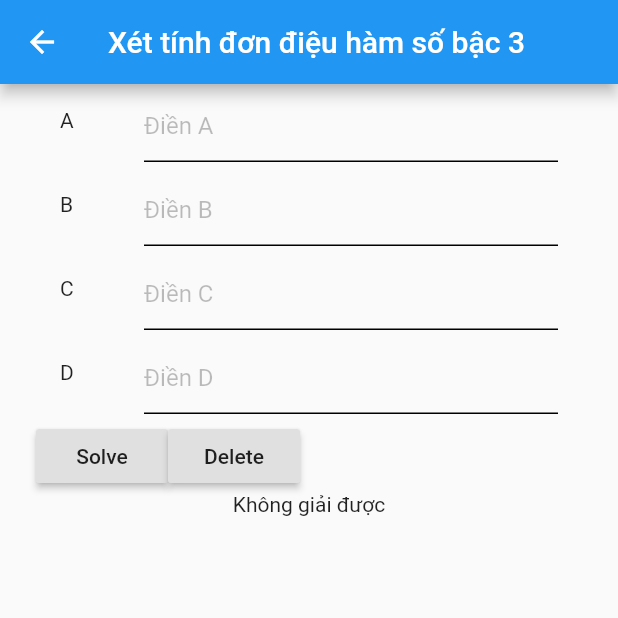
After one commit to epitchi/Make-Math-Easy, a Flutter app: the XTDDCHS3Page screen opened directly, after a tap on "Solve", on a phone screen of 412 x 824 dp, the top half of it. The commit adds this screen. Run offline on Flutter 3.47's test engine with Material 2 defaults, Android fonts, the phone set to English and light mode, and no system bars; missing offline and left inert: dart:html.

Commit message:
linh nqu vcl

```diff
--- a/lib/screen/GiaiPTBac2.dart
+++ b/lib/screen/GiaiPTBac2.dart
@@ -58,7 +58,7 @@ class _GiaiPTBac2State extends State<GiaiPTBac2> {
   Widget build(BuildContext context) {
     return Scaffold(
         appBar: AppBar(
-          title: Text("Mode 1"),
+          title: Text("Giải phương trình bậc 2"),
         ),
         body: SingleChildScrollView(
           child: Container(
--- /dev/null
+++ b/lib/screen/XetTinhDonDieuCuaHamSoBac3Page.dart
@@ -0,0 +1,222 @@
+import 'dart:math';
+
+import 'package:flutter/material.dart';
+import 'package:solveMathApp/widgets/widget.dart';
+
+class XTDDCHS3Page extends StatefulWidget {
+  @override
+  _XTDDCHS3PageState createState() => _XTDDCHS3PageState();
+}
+
+List listAnswer = new List<String>();
+
+class _XTDDCHS3PageState extends State<XTDDCHS3Page> {
+  TextEditingController aTextEditingController = new TextEditingController();
+  TextEditingController bTextEditingController = new TextEditingController();
+  TextEditingController cTextEditingController = new TextEditingController();
+  TextEditingController dTextEditingController = new TextEditingController();
+
+  final formKey = GlobalKey<FormState>();
+  int typeFunction = -1;
+  String result1 = "";
+  String result2 = "";
+  String result3 = "";
+
+  double answerDelta_phay;
+  GiaiTDDHS() {
+    double a = double.parse(aTextEditingController.text);
+    double b = double.parse(bTextEditingController.text);
+    double c = double.parse(cTextEditingController.text);
+    double d = double.parse(dTextEditingController.text);
+
+    // a
+    // double y' = 3*a*x^2 + 2bx +c
+    double delta_phay = pow(b, 2) - 3 * a * c;
+    // listAnswer = new List<String>();
+    answerDelta_phay = delta_phay;
+    typeFunction = 0;
+    result1 = "";
+    result2 = "";
+    result3 = "";
+    if (delta_phay < 0) {
+      //y' cung dau' voi' a
+      result1 = "Y cùng dấu với a";
+      if (a > 0) {
+        //y' > 0
+        result2 = "Y' > 0";
+        // y DB tren |R
+        result3 = "Y Đồng Biến trên |R";
+      } else if (a < 0) {
+        // y' < 0
+        result2 = "Y' < 0";
+        // y NB tren |R
+        result3 = "Y Nghịch Biến trên |R";
+      }
+    } else if (delta_phay == 0) {
+      result1 = "Phương trình có nghiệm kép \n x = ${-b / 3 * a}";
+      // pt nghiem kep'
+      // x = -b/3a
+      if (a > 0) {
+        result2 = "Y Đồng Biến trên (-oo; ${-b / 3 * a})U(${-b}/${3 * a};+oo)";
+        // y db tren (-oo; -b/3a)U(-b/3a;+oo)
+      } else if (a < 0) {
+        //y nb tren -------------------------
+        result2 = "Y Nghịch Biến trên (-oo; -b/3a)U(-b/3a;+oo)";
+      }
+    } else if (delta_phay > 0) {
+      result1 =
+          "Phương trình có 2 nghiệm phân biệt \n x1 = ${(-b - sqrt(delta_phay)) / 3 * a} \n x2 = ${(-b + sqrt(delta_phay)) / 3 * a}";
+
+      //  2 nghiem pb
+      //  x1 = (-b-sqrt(delta'))/3a
+      //    x2 = (-b+sqrt(delta'))/3a
+      if (a > 0) {
+        result2 =
+            "Y Đồng Biến trên (-oo; ${(-b - sqrt(delta_phay))}/${3 * a}) U ${(-b + sqrt(delta_phay))}/${3 * a}; +oo)";
+        // y DB tren (-oo; (-b-sqrt(A'))/3a)U((-b+sqrt(A'))/3a; +oo)
+        result3 =
+            "Y Nghịch Biến trên (${(-b - sqrt(delta_phay)) / (3 * a)} ; ${(-b + sqrt(delta_phay)) / (3 * a)} )";
+      } else if (a < 0) {
+        result2 =
+            "Y Đồng Biến trên (${(-b - sqrt(delta_phay)) / (3 * a)} ; ${(-b + sqrt(delta_phay)) / (3 * a)} )";
+        // y DB tren (-oo; (-b-sqrt(A'))/3a)U((-b+sqrt(A'))/3a; +oo)
+
+        result3 =
+            "Y Nghịch Biến trên     (-oo; ${(-b - sqrt(delta_phay))}/${3 * a}) U ${(-b + sqrt(delta_phay))}/${3 * a}; +oo)";
+
+        // y NB tren ((-b-sqrt(A'))/3a); (-b+sqrt(A'))/3a)
+
+      }
+    }
+  }
+
+  String validateMobile(String value) {
+    String pattern = r'(^(?:[+0]9)?[0-9]{10,12}$)';
+    RegExp regExp = new RegExp(pattern);
+    if (value.length == 0) {
+      return 'Please enter number';
+    } else if (!regExp.hasMatch(value)) {
+      return 'Please enter valid mobile number';
+    }
+    return null;
+  }
+
+  @override
+  Widget build(BuildContext context) {
+    return Scaffold(
+        appBar: AppBar(
+          title: Text("Xét tính đơn điệu hàm số bậc 3"),
+        ),
+        body: SingleChildScrollView(
+          child: Container(
+            height: MediaQuery.of(context).size.height - 5,
+            // alignment: Alignment.bottomCenter,
+            child: Container(
+              padding: EdgeInsets.symmetric(horizontal: 24),
+              child: Column(
+                mainAxisSize: MainAxisSize.min,
+                children: [
+                  Form(
+                    key: formKey,
+                    child: Column(
+                      children: <Widget>[
+                        ListTile(
+                          leading: Text("A"),
+                          title: TextFormField(
+                            keyboardType: TextInputType.number,
+                            controller: aTextEditingController,
+                            decoration: textFieldInputDecoration("Điền A"),
+                            validator: (val) {
+                              validateMobile(val);
+                            },
+                          ),
+                        ),
+                        ListTile(
+                          leading: Text("B"),
+                          title: TextFormField(
+                            keyboardType: TextInputType.number,
+                            controller: bTextEditingController,
+                            decoration: textFieldInputDecoration("Điền B"),
+                            validator: (val) {
+                              validateMobile(val);
+                            },
+                            onChanged: (value) {
+                              setState(() {
+                                //num1 == num parse .
+                              });
+                            },
+                          ),
+                        ),
+                        ListTile(
+                          leading: Text("C"),
+                          title: TextFormField(
+                            keyboardType: TextInputType.number,
+                            controller: cTextEditingController,
+                            decoration: textFieldInputDecoration("Điền C"),
+                            validator: (val) {
+                              validateMobile(val);
+                            },
+                            onChanged: (value) {
+                              setState(() {
+                                //num1 == num parse .
+                              });
+                            },
+                          ),
+                        ),
+                        ListTile(
+                          leading: Text("D"),
+                          title: TextFormField(
+                            keyboardType: TextInputType.number,
+                            controller: dTextEditingController,
+                            decoration: textFieldInputDecoration("Điền D"),
+                            validator: (val) {
+                              validateMobile(val);
+                            },
+                            onChanged: (value) {
+                              setState(() {
+                                //num1 == num parse .
+                              });
+                            },
+                          ),
+                        ),
+                      ],
+                    ),
+                  ),
+                  Row(
+                    children: <Widget>[
+                      RaisedButton(
+                        onPressed: () {
+                          setState(() {
+                            GiaiTDDHS();
+                          });
+                        },
+                        child: Text("Solve"),
+                      ),
+                      RaisedButton(
+                        onPressed: () {
+                          aTextEditingController.text = "";
+                          bTextEditingController.text = "";
+                          cTextEditingController.text = "";
+                        },
+                        child: Text("Delete"),
+                      ),
+                    ],
+                  ),
+                  // type Function
+                  typeFunction != -1
+                      ? Column(
+                          children: [
+                            Text("Delta' $answerDelta_phay"),
+                            Text("$result1"),
+                            Text("$result2"),
+                            Text("$result3"),
+                          ],
+                        )
+                      : Text("Không giải được")
+                ],
+              ),
+            ),
+          ),
+        ));
+  }
+}
```
Also changed, not shown: lib/screen/MenuPage.dart (+8 -19 lines), lib/screen/XetTinhDonDieuCuaHamSoBac4Page.dart (renamed from lib/screen/XetTinhDonDieuCuaHamSoPage.dart, +28 -58 lines), 1 other file.
